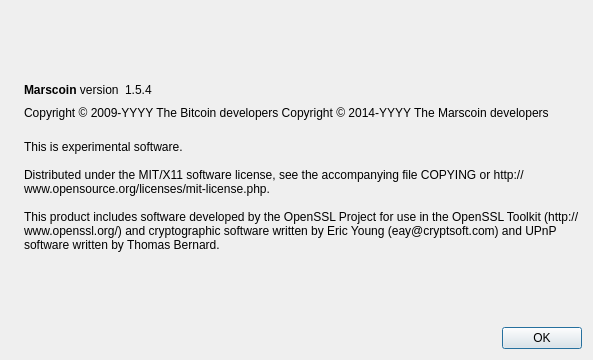
Old version of the form src/qt/forms/aboutdialog.ui in the repository marscoin/marscoin.
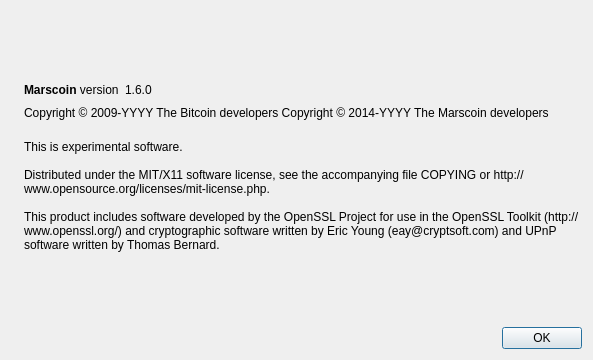
New version of the form. Icons and pictures are not drawn.

What changed in the file:
```diff
--- a/src/qt/forms/aboutdialog.ui
+++ b/src/qt/forms/aboutdialog.ui
@@ -63,7 +63,7 @@
           <cursorShape>IBeamCursor</cursorShape>
          </property>
          <property name="text">
-          <string notr="true">1.5.4</string>
+          <string notr="true">1.6.0</string>
          </property>
          <property name="textInteractionFlags">
           <set>Qt::LinksAccessibleByMouse|Qt::TextSelectableByKeyboard|Qt::TextSelectableByMouse</set>
```
